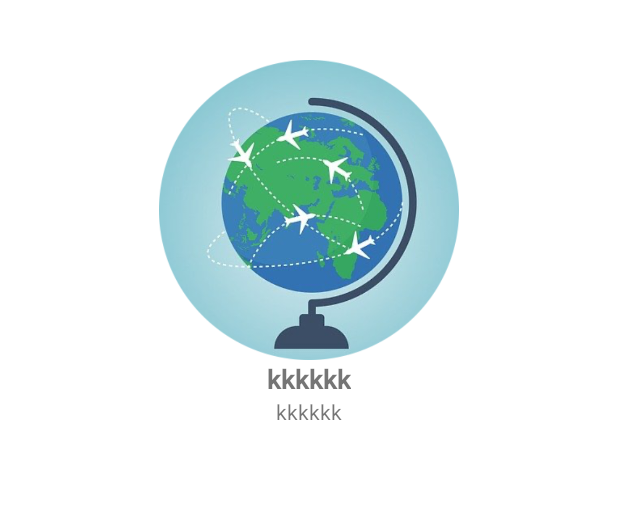
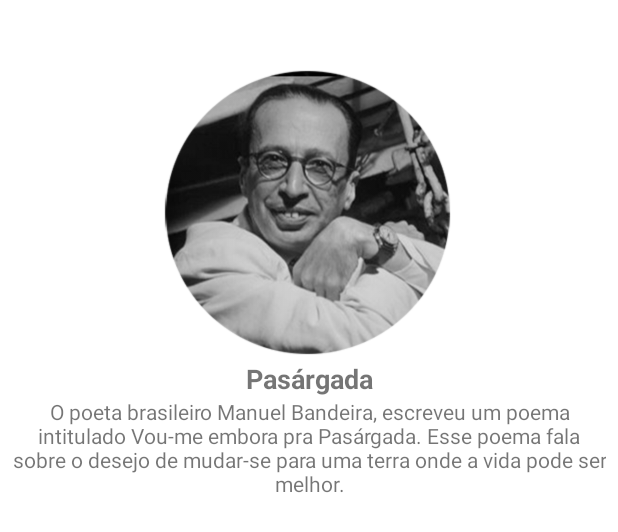
Before and after one commit to marc8s/pasargada, an Android app: the layout intro_2.xml on its own in the app's theme, with its tools: preview values and no code run, on a phone screen of 412 x 824 dp. Shown: the top 532 px of the screen. Run offline under Robolectric (Android 15) with nearby library versions, the phone set to English and light mode, and no system bars.

```diff
--- a/app/src/main/res/layout/intro_2.xml
+++ b/app/src/main/res/layout/intro_2.xml
@@ -16,14 +16,14 @@
         app:layout_constraintLeft_toLeftOf="parent"
         app:layout_constraintRight_toRightOf="parent"
         app:layout_constraintTop_toTopOf="parent"
-        app:srcCompat="@drawable/globe"
+        app:srcCompat="@drawable/manuel"
         tools:layout_editor_absoluteX="105dp" />
 
     <TextView
         android:id="@+id/textView_intro_2"
         android:layout_width="wrap_content"
         android:layout_height="wrap_content"
-        android:text="kkkkkk"
+        android:text="@string/tittle_intro2"
         android:textSize="18sp"
         android:textStyle="bold"
         app:layout_constraintLeft_toLeftOf="parent"
@@ -36,8 +36,9 @@
         android:id="@+id/textView_sub_intro_2"
         android:layout_width="wrap_content"
         android:layout_height="wrap_content"
-        android:text="kkkkkk"
+        android:text="@string/text_intro2"
         app:layout_constraintLeft_toLeftOf="parent"
         app:layout_constraintRight_toRightOf="parent"
-        app:layout_constraintTop_toBottomOf="@+id/textView_intro_2" />
+        app:layout_constraintTop_toBottomOf="@+id/textView_intro_2"
+        android:gravity="center_horizontal"/>
 </androidx.constraintlayout.widget.ConstraintLayout>
--- a/app/src/main/res/values/colors.xml
+++ b/app/src/main/res/values/colors.xml
@@ -1,6 +1,7 @@
 <?xml version="1.0" encoding="utf-8"?>
 <resources>
     <color name="purple_200">#FFBB86FC</color>
+    <color name="background_sliders">#ffd11a</color>
     <color name="purple_500">#FF6200EE</color>
     <color name="purple_700">#FF3700B3</color>
     <color name="teal_200">#FF03DAC5</color>
--- a/app/src/main/res/values/strings.xml
+++ b/app/src/main/res/values/strings.xml
@@ -1,3 +1,7 @@
 <resources>
     <string name="app_name">Pasargada</string>
+    <string name="tittle_intro1">Bem-vindo</string>
+    <string name="text_intro1">Sonhas em emigrar? Explora nossa aplicação e descobre os passos necessários para obter os principais documentos necessários nessa nova etapa da tua vida.</string>
+    <string name="tittle_intro2">Pasárgada</string>
+    <string name="text_intro2">O poeta brasileiro Manuel Bandeira, escreveu um poema intitulado Vou-me embora pra Pasárgada. Esse poema fala sobre o desejo de mudar-se para uma terra onde a vida pode ser melhor.</string>
 </resources>
```
Also changed, not shown: app/src/main/java/com/example/pasargada/MainActivity.java (+4 -4 lines), app/src/main/res/layout/intro_1.xml (+5 -3 lines), app/src/main/res/drawable-v24/manuel.png (added), 1 other file.
